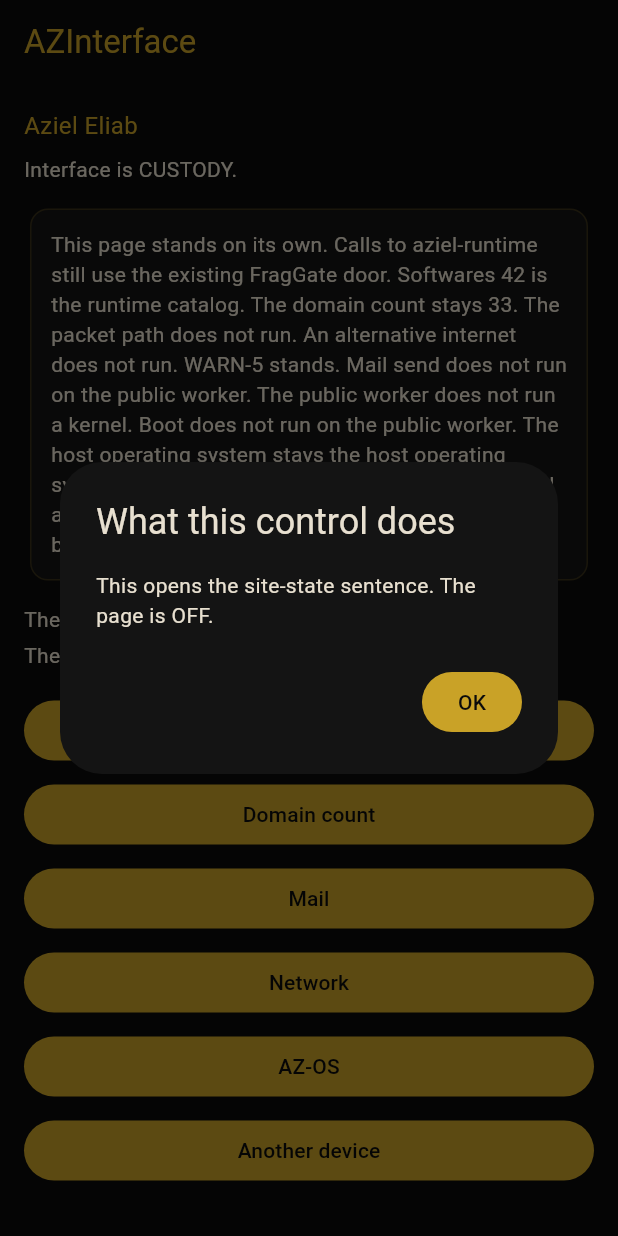
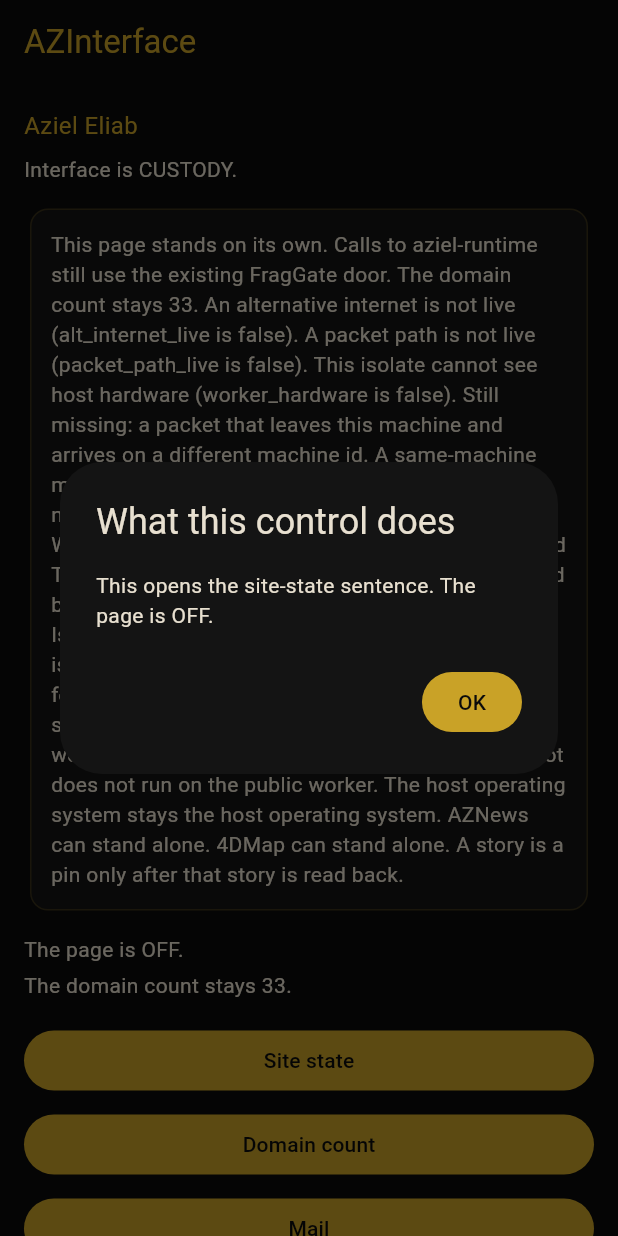
Before and after one commit to AzielEliab/azinterface, a Flutter app: the screen it shows after launch, on a phone screen of 412 x 824 dp. Run offline on Flutter 3.47's test engine with Material 3 defaults, Android fonts, the phone set to English and light mode, and no system bars; our stand-ins replace shared_preferences.

Commit message:
Show the deployed not-live contract on the human app
The screens now match the worker isolate sentence: alt_internet_live and
packet_path_live stay false, the public door stays FG-STUB, and a second
device stays false on the same machine id. software_count stays 33.
site_state stays OFF. Phoenix stays a local wait and re-seal.

Co-authored-by: Aziel Elroi Eliab <AzielEliab@users.noreply.github.com>

```diff
--- a/mobile/lib/facts.dart
+++ b/mobile/lib/facts.dart
@@ -1,13 +1,32 @@
-// Sentences a person reads. Same facts as the public worker, aziel-runtime,
-// and AZ-OS. software_count stays 33. site_state stays OFF.
+// Sentences a person reads. Same not-live contract as the public worker.
+// software_count stays 33. site_state stays OFF. Live flags stay false.
 
 const int softwareCount = 33;
 const String siteState = 'OFF';
 
+// Isolate form of the worker sentence. This app does not invent a machine id.
+const String notLiveSentence =
+    'An alternative internet is not live (alt_internet_live is false). '
+    'A packet path is not live (packet_path_live is false). '
+    'This isolate cannot see host hardware (worker_hardware is false). '
+    'Still missing: a packet that leaves this machine and arrives on a different machine id. '
+    'A same-machine mesh frame does not count. '
+    'Cap-7 and .aziel stay names, not a public registrar and not ICANN or BGP. '
+    'WireGuard, OpenVPN, an L3 exit pool, kernel UDP, and TUN/TAP stay SLOT. '
+    'Public mail send, the kernel, and boot stay not live. '
+    'The public door stays FG-STUB. '
+    'Isolation is single-node security-awareness. '
+    'Phoenix is a local wait and re-seal. '
+    'That is not a loopback fence.';
+
+const String sameMachineSentence =
+    'A second device stays false while both ends share that id.';
+
 const String standSentence =
     'This page stands on its own. Calls to aziel-runtime still use the existing FragGate door. '
-    'Softwares 42 is the runtime catalog. The domain count stays 33. '
-    'The packet path does not run. An alternative internet does not run. WARN-5 stands. '
+    'The domain count stays 33. '
+    '$notLiveSentence '
+    '$sameMachineSentence '
     'Mail send does not run on the public worker. The public worker does not run a kernel. '
     'Boot does not run on the public worker. The host operating system stays the host operating system. '
     'AZNews can stand alone. 4DMap can stand alone. A story is a pin only after that story is read back.';
@@ -46,42 +65,42 @@ const List<SentenceControl> sentenceControls = [
   SentenceControl(
     id: 'domain-count',
     label: 'Domain count',
-    hint: 'This opens the domain count. It stays 33.',
+    hint: 'This opens the domain count. software_count stays 33.',
     title: 'Domain count',
     sentences: [
       'The domain count stays 33.',
-      'Softwares 42 is the runtime catalog.',
-      'That list is the runtime catalog. It is not the domain count.',
+      'software_count stays 33.',
     ],
   ),
   SentenceControl(
     id: 'mail',
     label: 'Mail',
-    hint:
-        'This opens the mail sentence. Public mail send does not run on the public worker.',
+    hint: 'This opens the mail sentence. Public mail send stays not live.',
     title: 'Mail',
     sentences: [
       'This row is in the catalog. Mail send does not run on the public worker.',
+      'Public mail send, the kernel, and boot stay not live.',
     ],
   ),
   SentenceControl(
     id: 'network',
     label: 'Network',
-    hint: 'This opens the network sentence. The packet path does not run.',
+    hint:
+        'This opens the network sentence. alt_internet_live is false. packet_path_live is false.',
     title: 'Network',
     sentences: [
-      'This row is in the catalog. The packet path does not run. An alternative internet does not run. WARN-5 stands.',
+      notLiveSentence,
     ],
   ),
   SentenceControl(
     id: 'azos',
     label: 'AZ-OS',
-    hint:
-        'This opens the AZ-OS sentence. The public worker does not run a kernel.',
+    hint: 'This opens the AZ-OS sentence. The kernel and boot stay not live.',
     title: 'AZ-OS',
     sentences: [
       'This row is in the catalog. The public worker does not run a kernel. Boot does not run on the public worker.',
       'The host operating system stays the host operating system.',
+      'Public mail send, the kernel, and boot stay not live.',
       'There is no kernel.',
       'This has not booted.',
     ],
@@ -90,9 +109,11 @@ const List<SentenceControl> sentenceControls = [
     id: 'second-device',
     label: 'Another device',
     hint:
-        'This opens the Scorched Earth sentence. It does not wipe a second device.',
-    title: 'Scorched Earth',
+        'This opens the second-device sentence. A second device stays false while both ends share that id.',
+    title: 'Another device',
     sentences: [
+      sameMachineSentence,
+      'A same-machine mesh frame does not count.',
       'Scorched Earth is a local advisory.',
       'This does not wipe another device.',
       'It does not wipe a second device.',
@@ -108,6 +129,7 @@ String visibleCopy() {
     standSentence,
     'The page is $siteState.',
     'The domain count stays $softwareCount.',
+    'software_count stays $softwareCount.',
     backHint,
     'What this control does',
     for (final control in sentenceControls) ...[
```
Also changed, not shown: 4 other files.
